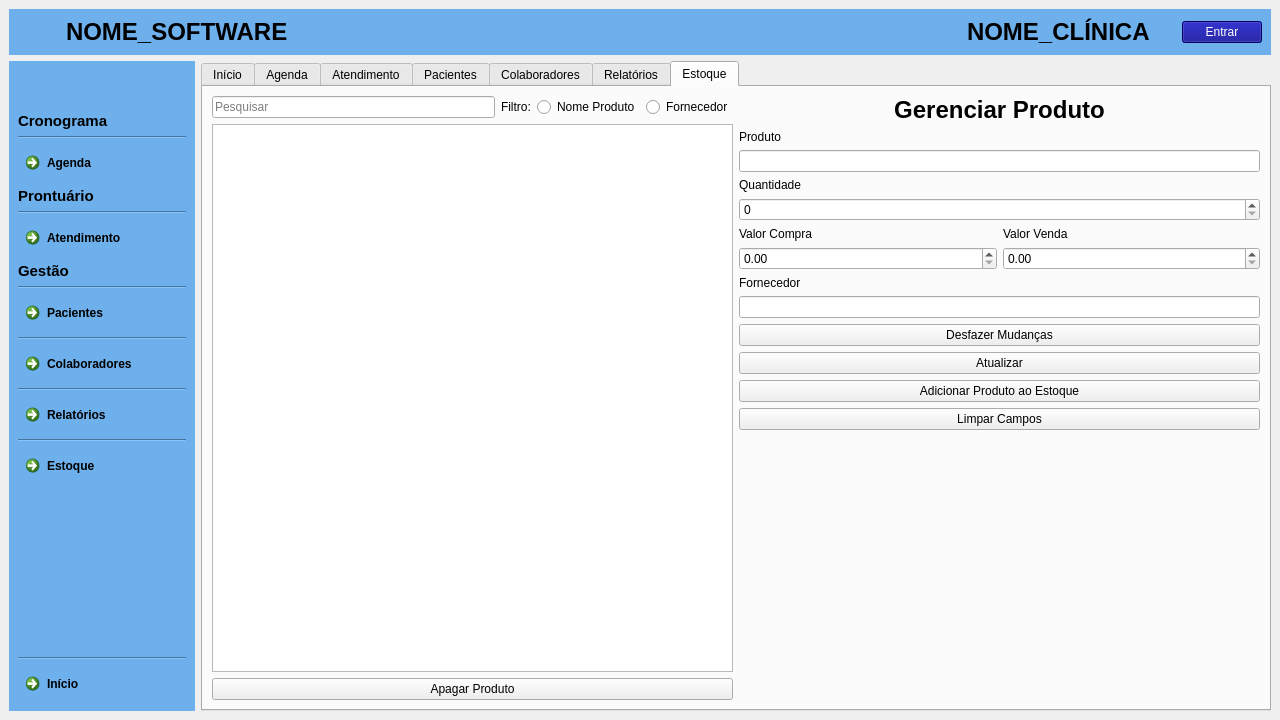
juander/Projeto_CPP, file clinica_cpp/mainwindow.ui: the form before one commit.
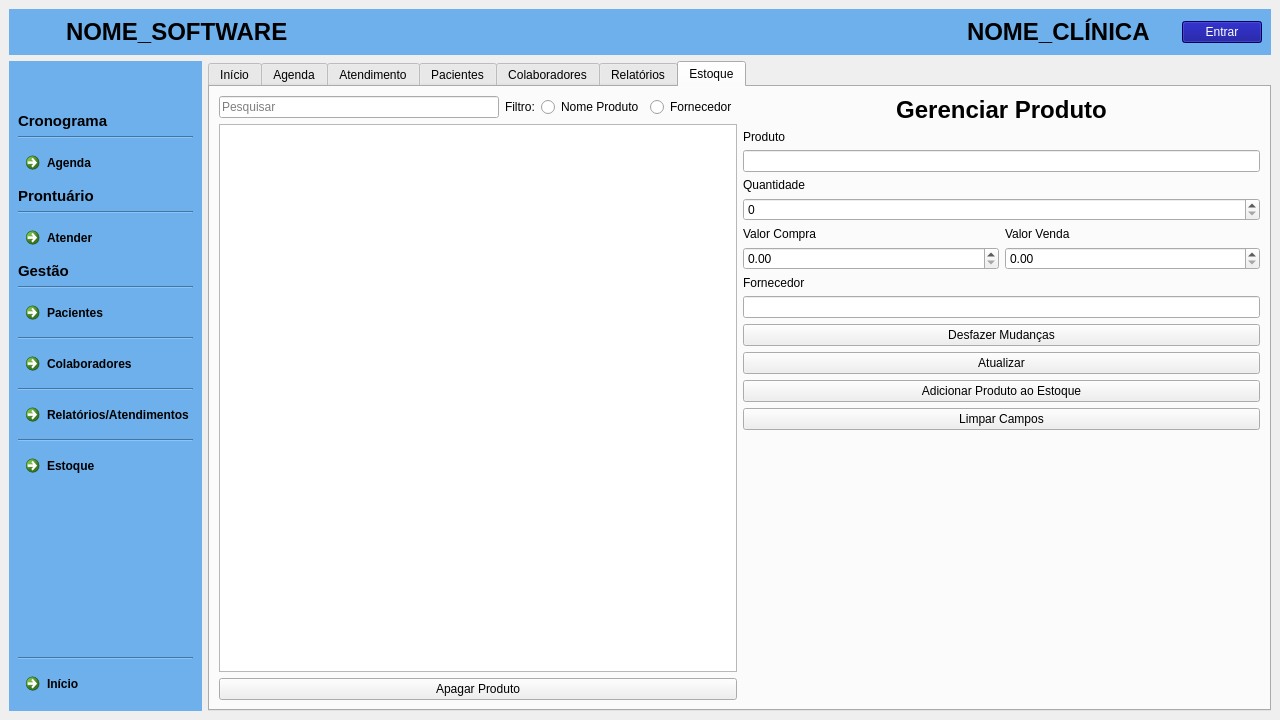
The form after the commit. Icons and pictures are not drawn.

Patch:
```diff
--- a/clinica_cpp/mainwindow.ui
+++ b/clinica_cpp/mainwindow.ui
@@ -877,7 +877,7 @@
               <string notr="true">color: rgb(0, 0, 0);</string>
              </property>
              <property name="text">
-              <string notr="true">Atendimento</string>
+              <string notr="true">Atender</string>
              </property>
              <property name="icon">
               <iconset resource="icons.qrc">
@@ -1668,7 +1668,7 @@
               <string notr="true">color: rgb(0, 0, 0);</string>
              </property>
              <property name="text">
-              <string notr="true">Relatórios</string>
+              <string notr="true">Relatórios/Atendimentos</string>
              </property>
              <property name="icon">
               <iconset resource="icons.qrc">
```
